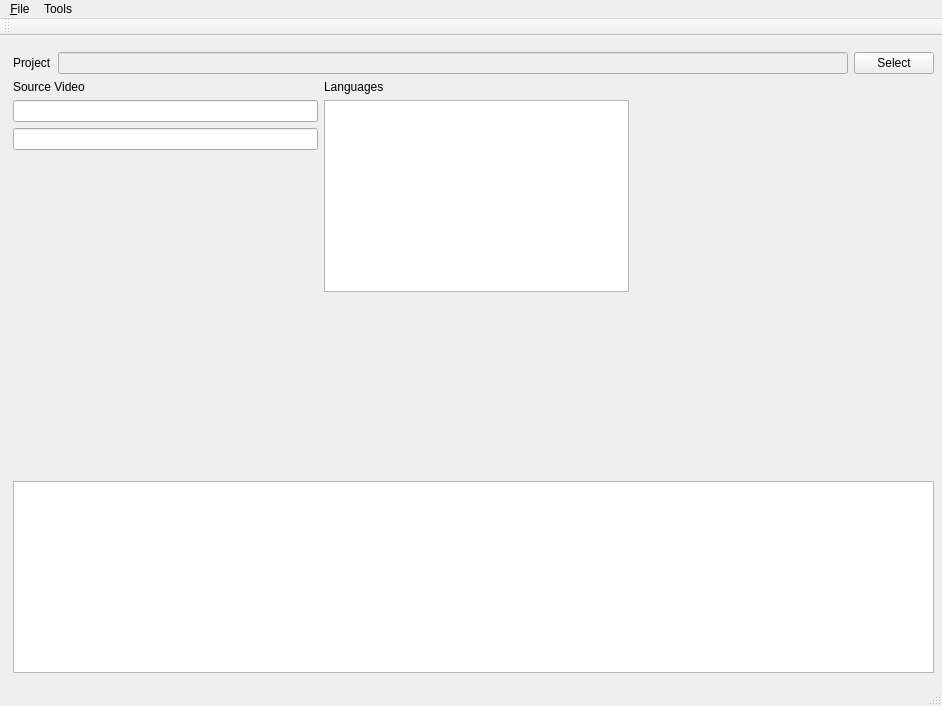
The window that qt/ui/mainwindow.ui (arab-reformed/dubbing-tools) describes before a commit, drawn with Qt 5.
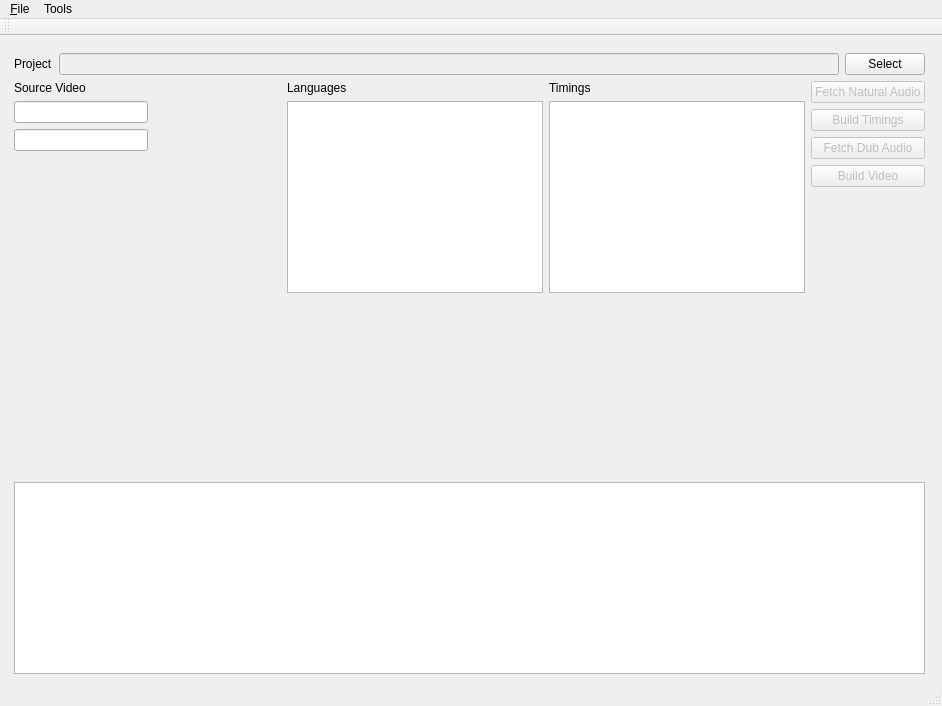
The same window after the commit.

Commit message: Work on main window layout

Patch:
```diff
--- a/qt/ui/mainwindow.ui
+++ b/qt/ui/mainwindow.ui
@@ -17,13 +17,13 @@
    <widget class="QWidget" name="">
     <property name="geometry">
      <rect>
-      <x>13</x>
-      <y>16</y>
-      <width>921</width>
+      <x>14</x>
+      <y>17</y>
+      <width>911</width>
       <height>621</height>
      </rect>
     </property>
-    <layout class="QVBoxLayout" name="verticalLayout_3">
+    <layout class="QVBoxLayout" name="verticalLayout_5">
      <item>
       <layout class="QHBoxLayout" name="horizontalLayout">
        <item>
@@ -92,6 +92,19 @@
          </item>
         </layout>
        </item>
+       <item>
+        <spacer name="horizontalSpacer">
+         <property name="orientation">
+          <enum>Qt::Horizontal</enum>
+         </property>
+         <property name="sizeHint" stdset="0">
+          <size>
+           <width>40</width>
+           <height>20</height>
+          </size>
+         </property>
+        </spacer>
+       </item>
        <item>
         <layout class="QVBoxLayout" name="verticalLayout">
          <item>
@@ -114,17 +127,79 @@
         </layout>
        </item>
        <item>
-        <spacer name="horizontalSpacer">
+        <layout class="QVBoxLayout" name="verticalLayout_3">
+         <item>
+          <widget class="QLabel" name="label_4">
+           <property name="text">
+            <string>Timings</string>
+           </property>
+          </widget>
+         </item>
+         <item>
+          <widget class="QListWidget" name="lstTimingSchemes">
+           <property name="showDropIndicator" stdset="0">
+            <bool>false</bool>
+           </property>
+          </widget>
+         </item>
+        </layout>
+       </item>
+       <item>
+        <layout class="QVBoxLayout" name="verticalLayout_4">
+         <item>
+          <widget class="QPushButton" name="pbtFetchNaturalAudio">
+           <property name="enabled">
+            <bool>false</bool>
+           </property>
+           <property name="text">
+            <string>Fetch Natural Audio</string>
+           </property>
+          </widget>
+         </item>
+         <item>
+          <widget class="QPushButton" name="pbtBuildTimings">
+           <property name="enabled">
+            <bool>false</bool>
+           </property>
+           <property name="text">
+            <string>Build Timings</string>
+           </property>
+          </widget>
+         </item>
+         <item>
+          <widget class="QPushButton" name="pbtFetchDubAudio">
+           <property name="enabled">
+            <bool>false</bool>
+           </property>
+           <property name="text">
+            <string>Fetch Dub Audio</string>
+           </property>
+          </widget>
+         </item>
+         <item>
+          <widget class="QPushButton" name="pbtBuildVideo">
+           <property name="enabled">
+            <bool>false</bool>
+           </property>
+           <property name="text">
+            <string>Build Video</string>
+           </property>
+          </widget>
+         </item>
+         <item>
+          <spacer name="verticalSpacer_3">
          <property name="orientation">
-          <enum>Qt::Horizontal</enum>
+            <enum>Qt::Vertical</enum>
          </property>
          <property name="sizeHint" stdset="0">
           <size>
-           <width>40</width>
-           <height>20</height>
+             <width>20</width>
+             <height>40</height>
           </size>
          </property>
         </spacer>
+         </item>
+        </layout>
        </item>
       </layout>
      </item>
```
Lines whose indentation alone changed are shown as unchanged. The commit also changes 1 other file.
